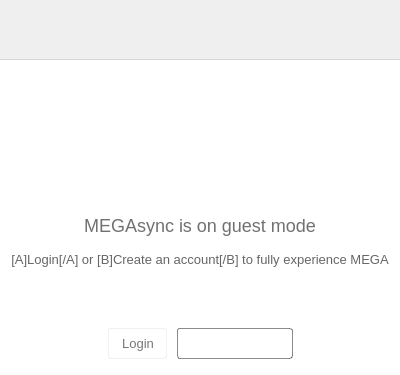
Old version of the form src/MEGASync/gui/linux/GuestWidget.ui in the repository meganz/MEGAsync.
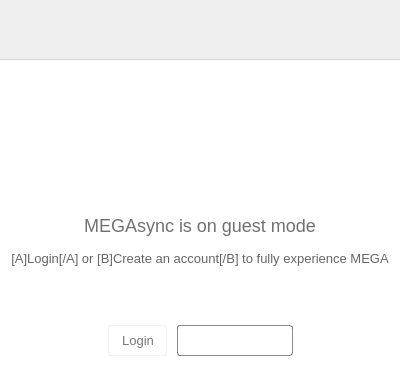
New version of the form. Icons and pictures are not drawn.

Commit message: Fixed the guest widget on Linux

```diff
--- a/src/MEGASync/gui/linux/GuestWidget.ui
+++ b/src/MEGASync/gui/linux/GuestWidget.ui
@@ -7,7 +7,7 @@
     <x>0</x>
     <y>0</y>
     <width>400</width>
-    <height>375</height>
+    <height>371</height>
    </rect>
   </property>
   <property name="sizePolicy">
@@ -18,14 +18,14 @@
   </property>
   <property name="minimumSize">
    <size>
-    <width>400</width>
-    <height>375</height>
+    <width>398</width>
+    <height>371</height>
    </size>
   </property>
   <property name="maximumSize">
    <size>
     <width>400</width>
-    <height>375</height>
+    <height>371</height>
    </size>
   </property>
   <property name="windowTitle">
```
